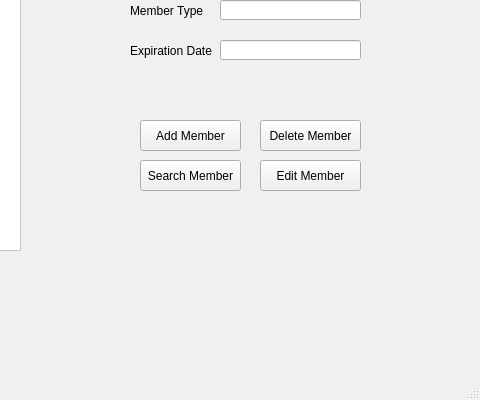
Before: the Qt Designer form CS1CGroupProject/editmember.ui in IamFyrus/CS1C, drawn with Qt 5; both pictures show x 280 to 760 and y 200 to 600 of the 760 by 600 pixel window.
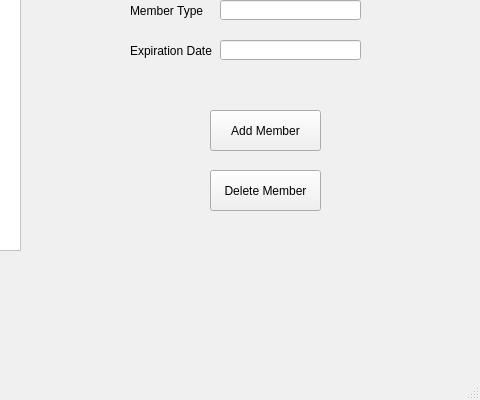
After: the same form once the commit is applied.

What changed in the file:
```diff
--- a/CS1CGroupProject/editmember.ui
+++ b/CS1CGroupProject/editmember.ui
@@ -554,39 +554,13 @@
     <property name="autoFillBackground">
      <bool>true</bool>
     </property>
-    <widget class="QPushButton" name="searchMemberButton">
-     <property name="geometry">
-      <rect>
-       <x>30</x>
-       <y>290</y>
-       <width>101</width>
-       <height>31</height>
-      </rect>
-     </property>
-     <property name="text">
-      <string>Search Member</string>
-     </property>
-    </widget>
-    <widget class="QPushButton" name="editMemberButton">
-     <property name="geometry">
-      <rect>
-       <x>150</x>
-       <y>290</y>
-       <width>101</width>
-       <height>31</height>
-      </rect>
-     </property>
-     <property name="text">
-      <string>Edit Member</string>
-     </property>
-    </widget>
     <widget class="QPushButton" name="deleteMemberButton">
      <property name="geometry">
       <rect>
-       <x>150</x>
-       <y>250</y>
-       <width>101</width>
-       <height>31</height>
+       <x>100</x>
+       <y>300</y>
+       <width>111</width>
+       <height>41</height>
       </rect>
      </property>
      <property name="text">
@@ -596,10 +570,10 @@
     <widget class="QPushButton" name="addMemberButton">
      <property name="geometry">
       <rect>
-       <x>30</x>
-       <y>250</y>
-       <width>101</width>
-       <height>31</height>
+       <x>100</x>
+       <y>240</y>
+       <width>111</width>
+       <height>41</height>
       </rect>
      </property>
      <property name="text">
```
Left out of the diff: 32 changed lines with no effect on the pictures.
